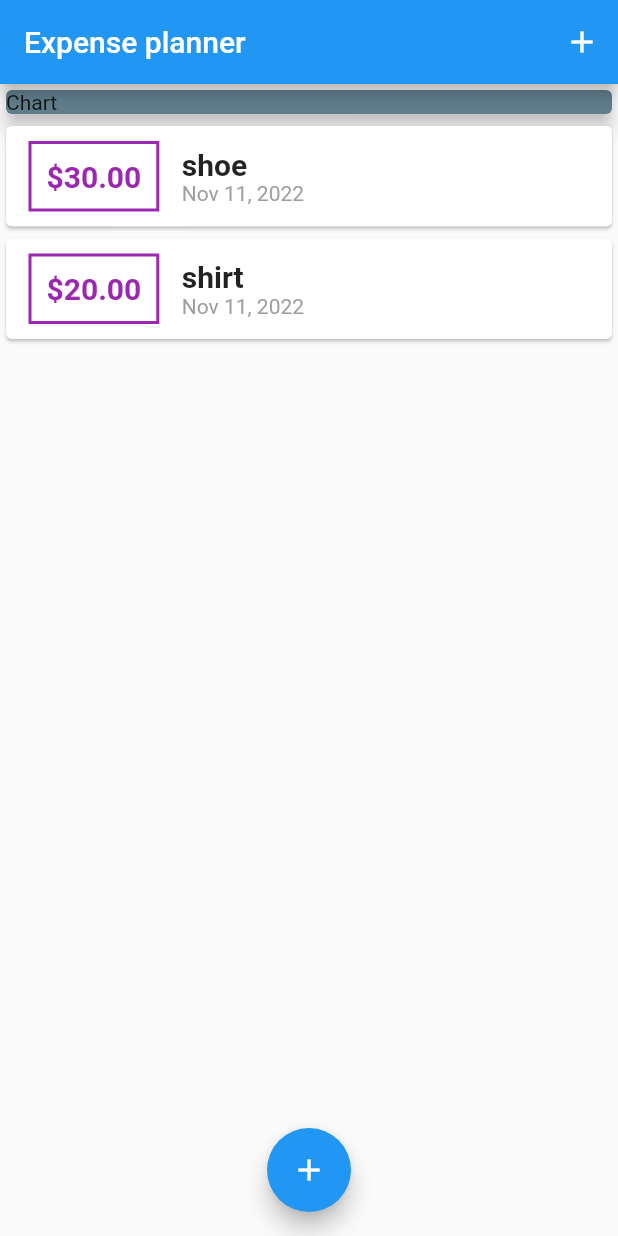
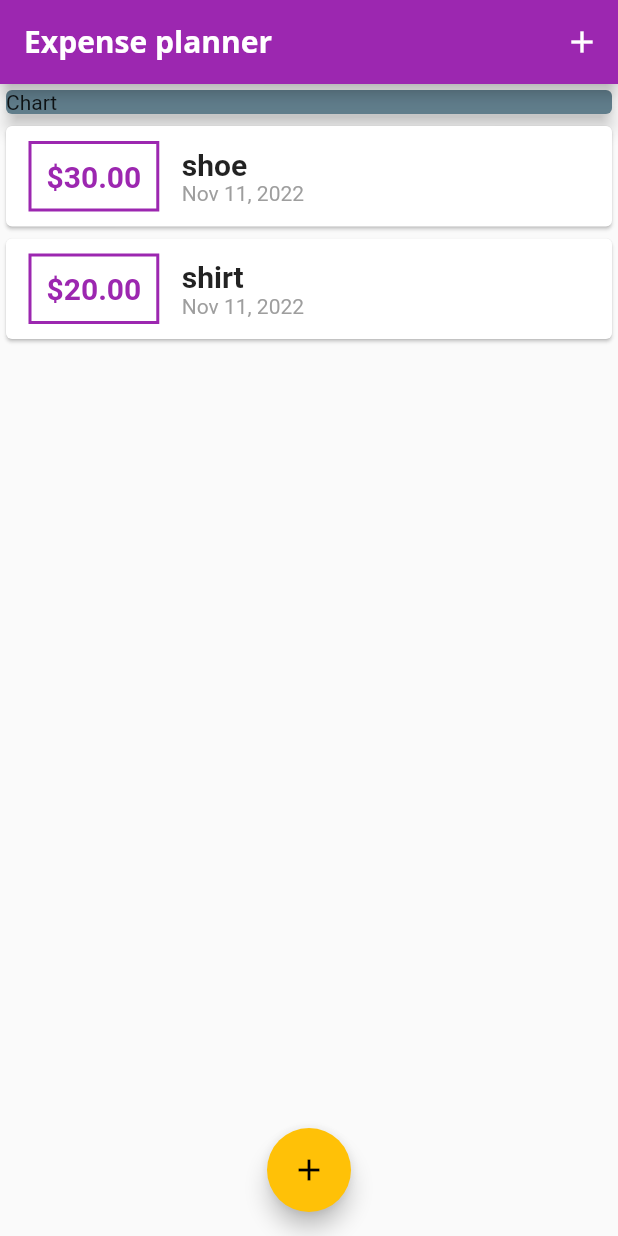
Before and after one commit to stanzealot/expense_planner, a Flutter app: the screen it shows after launch, on a phone screen of 412 x 824 dp. Run offline on Flutter 3.47's test engine with Material 2 defaults, Android fonts, the phone set to English and light mode, and no system bars; missing offline and left inert: dart:ffi.

Commit message:
add theme for color

```diff
--- a/lib/main.dart
+++ b/lib/main.dart
@@ -14,7 +14,28 @@ class MyApp extends StatelessWidget {
   Widget build(BuildContext context) {
     return MaterialApp(
       title: 'Flutter Demo',
+      theme: ThemeData(
+        primarySwatch: Colors.purple,
+        accentColor: Colors.amber,
+        fontFamily: 'QuickSand',
+        textTheme: ThemeData.light().textTheme.copyWith(
+          headline6: TextStyle(
+            fontFamily: 'OpenSans',
+            fontWeight: FontWeight.bold,
+            fontSize: 18,
+          )
+        ),
+        appBarTheme: AppBarTheme(
+          textTheme: ThemeData.light().textTheme.copyWith(
+            headline6: TextStyle(
+              fontFamily: 'OpenSans',
+              fontSize: 20,
+              fontWeight: FontWeight.bold
+            )
+          )
+        )
 
+      ),
       home:  MyHomePage(),
     );
   }
--- a/lib/widgets/transaction_list.dart
+++ b/lib/widgets/transaction_list.dart
@@ -23,7 +23,7 @@ class TransactionList extends StatelessWidget {
                       horizontal: 15,
                     ),
                     decoration: BoxDecoration(border: Border.all(
-                      color: Colors.purple,
+                      color: Theme.of(context).primaryColor,
                       width: 2
                     )),
                     padding: EdgeInsets.all(10),
```
Also changed, not shown: pubspec.yaml (+12 -6 lines), lib/assets/fonts/OpenSans-Bold.ttf (added), lib/assets/fonts/OpenSans-Regular.ttf (added), lib/assets/fonts/Quicksand-Bold.ttf (added), lib/assets/fonts/Quicksand-Light.ttf (added), lib/assets/fonts/Quicksand-Medium.ttf (added), lib/assets/fonts/Quicksand-Regular.ttf (added).
